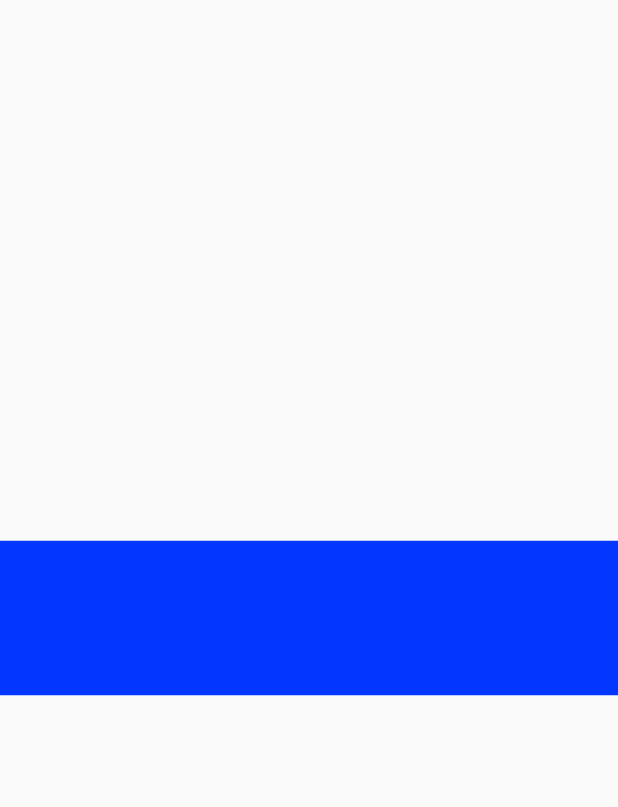
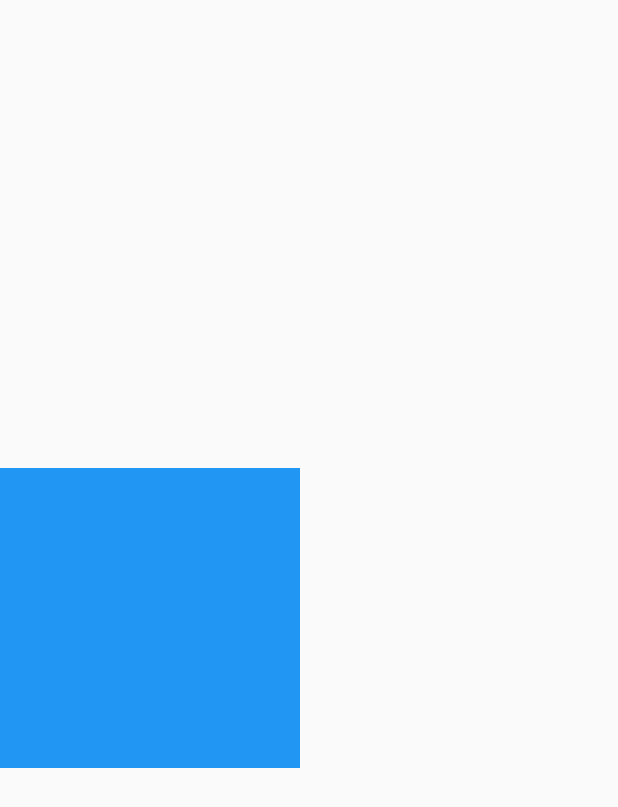
Before and after one commit to LeeWongSnail/FlutterLearning, a Flutter app: the screen it shows after launch, on a phone screen of 412 x 824 dp. Shown: the top 807 px of the screen. Run offline on Flutter 3.47's test engine with Material 2 defaults, Android fonts, the phone set to English and light mode, and no system bars.

Commit message:
[comments]：constrainedBox的使用 [jira_id]：none [version]：

```diff
--- a/lib/layout/layout_demo.dart
+++ b/lib/layout/layout_demo.dart
@@ -10,9 +10,13 @@ class LayoutDemo extends StatelessWidget {
         mainAxisAlignment: MainAxisAlignment.center,
         children: [
           // AspectRatio 可以设置某个视图的宽高比
-          AspectRatio(aspectRatio: 16.0/4, child: Container(
-            color: Color.fromRGBO(3, 54, 255, 1.0),
-          ),),
+          // AspectRatio(aspectRatio: 16.0/4, child: Container(
+          //   color: Color.fromRGBO(3, 54, 255, 1.0),
+          // ),),
+          // 给子控件设置宽高的约束
+          ConstrainedBox(constraints: BoxConstraints(minHeight: 200, maxWidth: 200.0), child: Container(
+            color: Colors.blue,
+          ),)
         ],
       ),
     );
```
